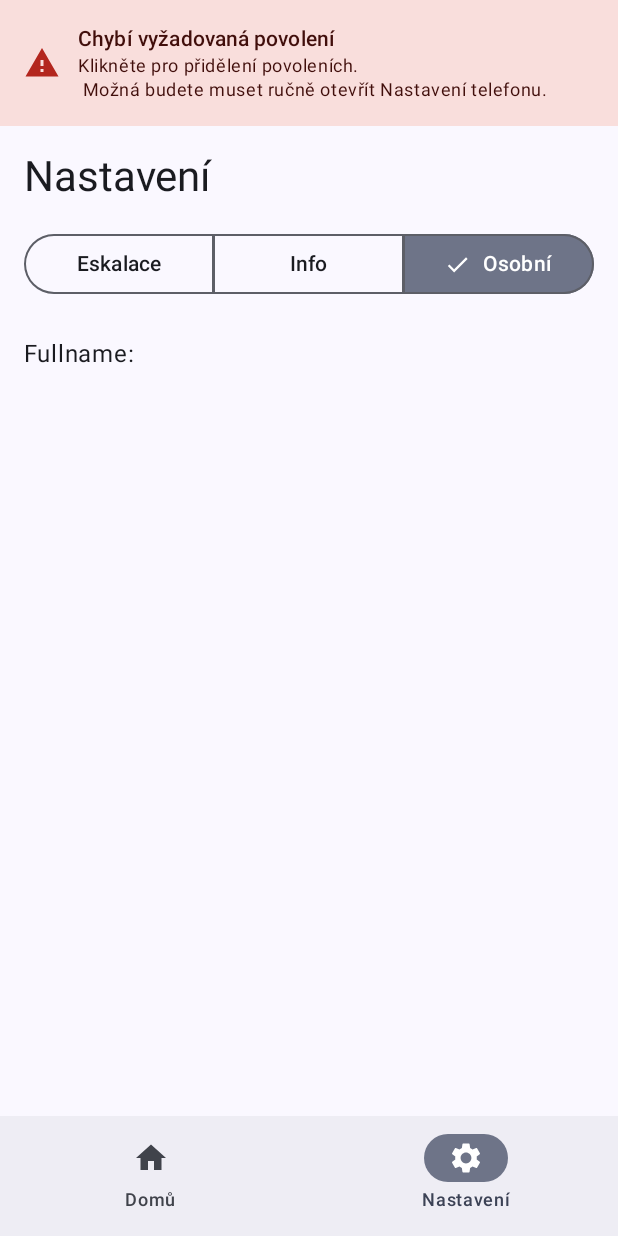
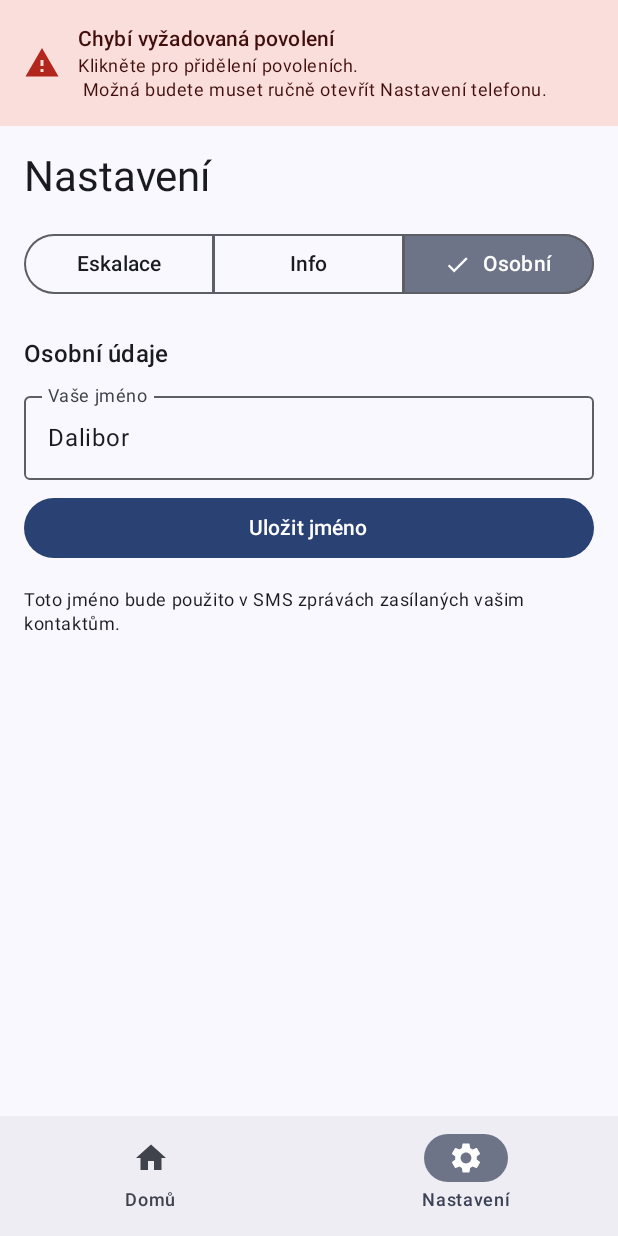
Before and after one commit to daliborpovolny/ShiftWatcher, an Android app built with Jetpack Compose: the @Preview function HomePagePreview, item 2 of the bottom bar chosen, on a phone screen of 412 x 824 dp. Run offline under Robolectric (Android 15) with nearby library versions, the light colour scheme and no system bars; our stand-ins replace Room's generated code.

Commit message:
additional missing translations and a user name that gets saved to the db

```diff
--- a/app/src/main/java/com/daliborpovolny/shiftwatcher/AppDatabase.kt
+++ b/app/src/main/java/com/daliborpovolny/shiftwatcher/AppDatabase.kt
@@ -3,7 +3,7 @@ package com.daliborpovolny.shiftwatcher
 import androidx.room.Database
 import androidx.room.RoomDatabase
 
-@Database(entities = [EscalationContact::class, InfoContact::class], version = 2)
+@Database(entities = [EscalationContact::class, InfoContact::class, UserSetting::class], version = 3)
 abstract class AppDatabase : RoomDatabase() {
     abstract fun contactDao(): ContactDao
 }
--- a/app/src/main/java/com/daliborpovolny/shiftwatcher/Contacts.kt
+++ b/app/src/main/java/com/daliborpovolny/shiftwatcher/Contacts.kt
@@ -19,6 +19,12 @@ data class InfoContact(
 //    val priority: Int = 0
 )
 
+@Entity(tableName = "user_settings")
+data class UserSetting(
+    @PrimaryKey val key: String,
+    val value: String
+)
+
 interface EscalationContactManipulator {
     fun add(name: String, number: String)
     fun delete(contact: EscalationContact)
--- a/app/src/main/java/com/daliborpovolny/shiftwatcher/MainActivity.kt
+++ b/app/src/main/java/com/daliborpovolny/shiftwatcher/MainActivity.kt
@@ -62,6 +62,7 @@ class MainActivity : ComponentActivity() {
 
                 val escalationContacts by viewModel.escalationContacts.collectAsState()
                 val infoContacts by viewModel.infoContacts.collectAsState()
+                val userName by viewModel.userName.collectAsState()
 
                 val escalationManipulator = object : EscalationContactManipulator {
                     override fun add(name: String, number: String) {
@@ -97,6 +98,8 @@ class MainActivity : ComponentActivity() {
                     infoContacts = infoContacts,
                     escalationContactsManipulator = escalationManipulator,
                     infoContactsManipulator = infoManipulator,
+                    userName = userName,
+                    onUserNameChange = viewModel::updateUserName
                 )
             }
         }
@@ -191,7 +194,8 @@ fun StartUp(
     infoContactsManipulator: InfoContactManipulator,
     escalationContacts: List<EscalationContact>,
     escalationContactsManipulator: EscalationContactManipulator,
-
+    userName: String?,
+    onUserNameChange: (String) -> Unit
     ) {
     // This state tracks which tab is selected
     var selectedTab by remember { mutableIntStateOf(0) }
@@ -237,7 +241,9 @@ fun StartUp(
                         escalationContacts = escalationContacts,
                         infoContacts = infoContacts,
                         escalationContactsManipulator = escalationContactsManipulator,
-                        infoContactsManipulator = infoContactsManipulator
+                        infoContactsManipulator = infoContactsManipulator,
+                        userName = userName,
+                        onUserNameChange = onUserNameChange
                     )
                 }
             }
@@ -276,6 +282,8 @@ fun HomePagePreview() {
             infoContactsManipulator = dummyInfoManipulator,
             showPermissionBanner = true,
             onResolvePermissions = {},
+            userName = "Dalibor",
+            onUserNameChange = {}
         )
     }
 }
--- a/app/src/main/java/com/daliborpovolny/shiftwatcher/SettingsScreen.kt
+++ b/app/src/main/java/com/daliborpovolny/shiftwatcher/SettingsScreen.kt
@@ -33,8 +33,9 @@ fun NewSettingsScreen(
     infoContactsManipulator: InfoContactManipulator,
     escalationContacts: List<EscalationContact>,
     escalationContactsManipulator: EscalationContactManipulator,
-
-    ) {
+    userName: String?,
+    onUserNameChange: (String) -> Unit
+) {
     var newNumber by remember { mutableStateOf("") }
     var newName by remember { mutableStateOf("") }
 
@@ -69,7 +70,10 @@ fun NewSettingsScreen(
         Spacer(modifier = Modifier.height(24.dp))
 
         if (selectedType == ScreenType.Personal) {
-            personalDetails()
+            PersonalDetails(
+                userName = userName ?: "",
+                onUserNameChange = onUserNameChange
+            )
             return
         }
 
@@ -154,9 +158,34 @@ fun NewSettingsScreen(
 }
 
 @Composable
-fun personalDetails(
+fun PersonalDetails(
+    userName: String,
+    onUserNameChange: (String) -> Unit
 ) {
-    Text("Fullname:")
+    var tempName by remember(userName) { mutableStateOf(userName) }
+
+    Column {
+        Text("Osobní údaje", style = MaterialTheme.typography.titleMedium)
+        Spacer(modifier = Modifier.height(8.dp))
+        OutlinedTextField(
+            value = tempName,
+            onValueChange = { tempName = it },
+            label = { Text("Vaše jméno") },
+            modifier = Modifier.fillMaxWidth()
+        )
+        Spacer(modifier = Modifier.height(8.dp))
+        Button(
+            onClick = { onUserNameChange(tempName) },
+            modifier = Modifier.fillMaxWidth()
+        ) {
+            Text("Uložit jméno")
+        }
+        Spacer(modifier = Modifier.height(16.dp))
+        Text(
+            "Toto jméno bude použito v SMS zprávách zasílaných vašim kontaktům.",
+            style = MaterialTheme.typography.bodySmall
+        )
+    }
 }
 
 
@@ -270,8 +299,9 @@ fun SettingsPreview() {
                 InfoContact(number = "987 654 321", name = "Paul MacCartney")
             ),
             escalationContactsManipulator = dummyEscalationManipulator,
-            infoContactsManipulator = dummyInfoManipulator
-
+            infoContactsManipulator = dummyInfoManipulator,
+            userName = "...",
+            onUserNameChange = {}
         )
     }
 }
--- a/app/src/main/java/com/daliborpovolny/shiftwatcher/ShiftWatcherApp.kt
+++ b/app/src/main/java/com/daliborpovolny/shiftwatcher/ShiftWatcherApp.kt
@@ -13,7 +13,7 @@ class ShiftWatcherApp : Application() {
         )
             .fallbackToDestructiveMigrationFrom(
                 dropAllTables = true,
-                1
+                1, 2
             ).build()
     }
 }
```
Also changed, not shown: app/src/main/java/com/daliborpovolny/shiftwatcher/ContactDao.kt (+9 -0 lines), app/src/main/java/com/daliborpovolny/shiftwatcher/ContactViewModel.kt (+11 -0 lines), app/src/main/java/com/daliborpovolny/shiftwatcher/WatcherService.kt (+20 -14 lines).
